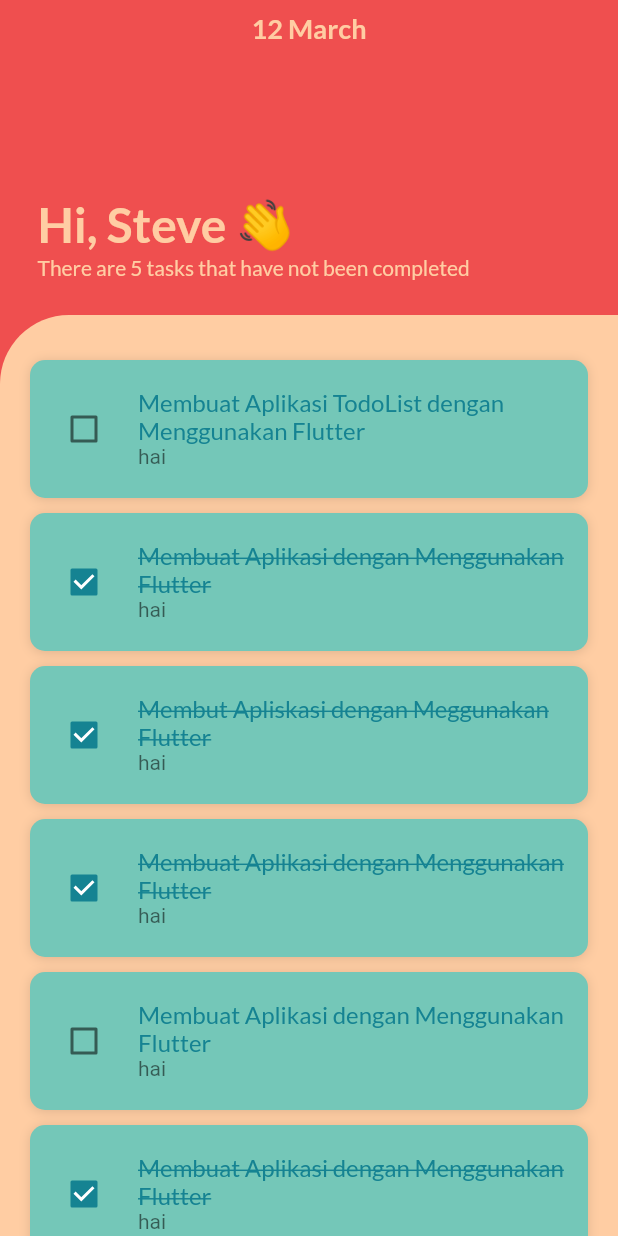
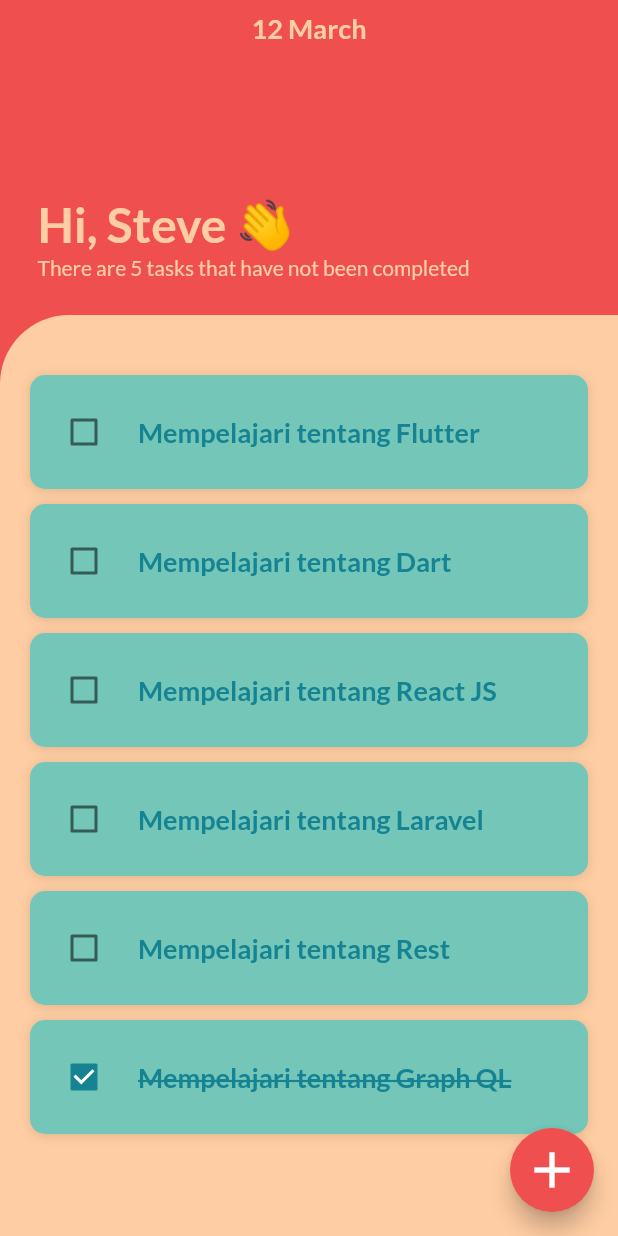
Before and after one commit to axcamz/flutter_todo_app, a Flutter app: the screen it shows after launch, on a phone screen of 412 x 824 dp. Run offline on Flutter 3.47's test engine with Material 2 defaults, Android fonts, the phone set to English and light mode, and no system bars; our stand-ins replace google_fonts.

Commit message:
Added Dialog for input Text

```diff
--- /dev/null
+++ b/lib/models/todo_model.dart
@@ -0,0 +1,15 @@
+class Todo {
+  String title;
+  bool status;
+
+  Todo({this.title, this.status});
+}
+
+List<Todo> lists = [
+  Todo(title: "Mempelajari tentang Flutter", status: false),
+  Todo(title: "Mempelajari tentang Dart", status: false),
+  Todo(title: "Mempelajari tentang React JS", status: false),
+  Todo(title: "Mempelajari tentang Laravel", status: false),
+  Todo(title: "Mempelajari tentang Rest", status: false),
+  Todo(title: "Mempelajari tentang Graph QL", status: true),
+];
--- a/lib/screens/home_screen.dart
+++ b/lib/screens/home_screen.dart
@@ -1,6 +1,9 @@
 import 'package:flutter/material.dart';
 import 'package:flutter_todolist_app/constant/colors_constant.dart';
+import 'package:flutter_todolist_app/models/todo_model.dart';
 import 'package:flutter_todolist_app/widgets/list_widget.dart';
+import 'package:flutter_todolist_app/widgets/textborderbutton_widget.dart';
+import 'package:flutter_todolist_app/widgets/textfillbutton_widget.dart';
 import 'package:google_fonts/google_fonts.dart';
 
 class HomeScreen extends StatefulWidget {
@@ -9,6 +12,8 @@ class HomeScreen extends StatefulWidget {
 }
 
 class _HomeScreenState extends State<HomeScreen> {
+  String _titleValue;
+
   @override
   Widget build(BuildContext context) {
     return Scaffold(
@@ -74,55 +79,105 @@ class _HomeScreenState extends State<HomeScreen> {
             child: Container(
                 constraints: BoxConstraints(
                     minHeight: MediaQuery.of(context).size.height - 150),
-              padding: EdgeInsets.fromLTRB(20, 30, 20, 30),
+                padding: EdgeInsets.fromLTRB(20, 40, 20, 30),
                 decoration: BoxDecoration(
                     borderRadius: BorderRadius.only(
                       topLeft: Radius.circular(46),
                     ),
                     color: mCrime),
                 child: Column(
+                    children: lists
+                        .map((e) =>
+                            new ListTodo(title: e.title, status: e.status))
+                        .toList())),
+          )
+        ],
+      ),
+      floatingActionButton: FloatingActionButton(
+        onPressed: () {
+          showDialog(
+              context: context,
+              builder: (context) {
+                return Dialog(
+                  shape: RoundedRectangleBorder(
+                      borderRadius: BorderRadius.circular(15)),
+                  child: Container(
+                    decoration: BoxDecoration(
+                        color: mRed, borderRadius: BorderRadius.circular(15)),
+                    alignment: Alignment.topCenter,
+                    padding: EdgeInsets.all(12),
+                    height: 300,
+                    child: Column(
+                      mainAxisAlignment: MainAxisAlignment.spaceBetween,
                       children: [
-                  ListTodo(
-                    value: false,
-                    title: "Membuat Aplikasi TodoList dengan Menggunakan Flutter",
+                        Container(
+                          margin: EdgeInsets.only(bottom: 20),
+                          padding:
+                              EdgeInsets.only(top: 20, left: 10, right: 10),
+                          constraints: BoxConstraints(minHeight: 60),
+                          decoration: BoxDecoration(
+                            borderRadius: BorderRadius.circular(15),
+                            color: mCrime,
+                            boxShadow: [
+                              BoxShadow(
+                                  color: Colors.black12,
+                                  offset: Offset(0, 4),
+                                  blurRadius: 5)
+                            ],
                           ),
-                  ListTodo(
-                    value: true,
-                    title: "Membuat Aplikasi dengan Menggunakan Flutter",
+                          child: TextFormField(
+                            textCapitalization: TextCapitalization.words,
+                            style: GoogleFonts.lato(
+                                fontSize: 18, fontWeight: FontWeight.bold),
+                            // autofocus: true,
+                            initialValue: _titleValue,
+                            onChanged: (String value) {
+                              setState(() {
+                                _titleValue = value;
+                              });
+                            },
+                            maxLength: 150,
+                            maxLines: null,
+                            decoration: InputDecoration(
+                                border: InputBorder.none,
+                                isDense: true,
+                                contentPadding:
+                                    EdgeInsets.symmetric(vertical: 0),
+                                hintStyle: TextStyle(color: Colors.black26),
+                                hintText: "Add Todo"),
+                            validator: (String value) {
+                              if (value == null || value.isEmpty) {
+                                return "Isi Dengan Benar";
+                              }
+                              return null;
+                            },
                           ),
-                  ListTodo(
-                    value: true,
-                    title: "Membut Apliskasi dengan Meggunakan Flutter",
                         ),
-                  ListTodo(
-                    value: true,
-                    title: "Membuat Aplikasi dengan Menggunakan Flutter",
+                        Row(
+                          mainAxisAlignment: MainAxisAlignment.end,
+                          children: [
+                            TextBorderbutton(
+                              title: "Batal",
                             ),
-                  ListTodo(
-                    value: false,
-                    title: "Membuat Aplikasi dengan Menggunakan Flutter",
+                            SizedBox(
+                              width: 10,
                             ),
-                  ListTodo(
-                    value: true,
-                    title: "Membuat Aplikasi dengan Menggunakan Flutter",
-                  ),ListTodo(
-                    value: true,
-                    title: "Membuat Aplikasi dengan Menggunakan Flutter",
-                  ),ListTodo(
-                    value: true,
-                    title: "Membuat Aplikasi dengan Menggunakan Flutter",
-                  ),ListTodo(
-                    value: true,
-                    title: "Membuat Aplikasi dengan Menggunakan Flutter",
-                  ),ListTodo(
-                    value: true,
-                    title: "Membuat Aplikasi dengan Menggunakan Flutter",
+                            TextFillbutton(
+                              title: "Simpan",
                             ),
+                          ],
+                        )
                       ],
                     ),
                   ),
-          )
-        ],
+                );
+              });
+        },
+        backgroundColor: mRed,
+        child: Icon(
+          Icons.add,
+          size: 40,
+        ),
       ),
     );
   }
--- a/lib/widgets/list_widget.dart
+++ b/lib/widgets/list_widget.dart
@@ -3,22 +3,22 @@ import 'package:flutter_todolist_app/constant/colors_constant.dart';
 import 'package:google_fonts/google_fonts.dart';
 
 class ListTodo extends StatefulWidget {
-  final bool value;
+  final bool status;
   final String title;
 
-  ListTodo({this.value, this.title});
+  ListTodo({this.status, this.title});
 
   @override
   _ListTodoState createState() => _ListTodoState();
 }
 
 class _ListTodoState extends State<ListTodo> {
-  bool _value;
+  bool _status;
 
   @override
   void initState() {
-    this._value = widget.value;
     super.initState();
+    this._status = widget.status;
   }
 
   @override
@@ -35,10 +35,10 @@ class _ListTodoState extends State<ListTodo> {
             ]),
         child: CheckboxListTile(
           activeColor: mBlueTitle,
-          value: _value,
+          value: _status,
           onChanged: (bool value) {
             setState(() {
-              _value = value;
+              _status = value;
             });
           },
           controlAffinity: ListTileControlAffinity.leading,
@@ -46,13 +46,11 @@ class _ListTodoState extends State<ListTodo> {
             widget.title,
             style: GoogleFonts.lato(
                 color: mBlueTitle,
-                fontSize: 16,
-                fontWeight: FontWeight.w500,
-                decoration: widget.value
-                    ? TextDecoration.lineThrough
-                    : TextDecoration.none),
+                fontSize: 18,
+                fontWeight: FontWeight.bold,
+                decoration:
+                    _status ? TextDecoration.lineThrough : TextDecoration.none),
           ),
-          subtitle: Text("hai"),
         ));
   }
 }
```
Also changed, not shown: lib/widgets/textborderbutton_widget.dart (added, +27 -0 lines), lib/widgets/textfillbutton_widget.dart (added, +28 -0 lines). Lines whose indentation alone changed are shown as unchanged.
